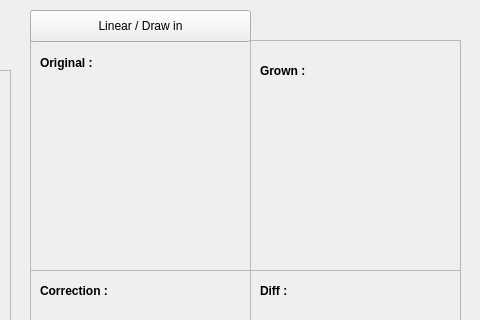
Before: the Qt Designer form ui/tamanoir.ui in cseyve/tamanoir, drawn with Qt 5; both pictures show x 510 to 990 and y 0 to 320 of the 990 by 640 pixel window.
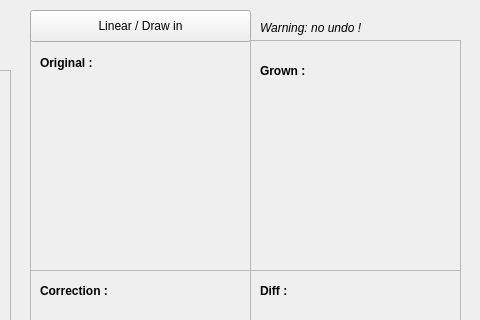
After: the same form once the commit is applied. Icons and pictures are not drawn. Custom widgets are drawn as their Qt base class.

What changed in the file:
```diff
--- a/ui/tamanoir.ui
+++ b/ui/tamanoir.ui
@@ -635,6 +635,61 @@
       <string>Linear / Draw in</string>
      </property>
     </widget>
+    <widget class="QLabel" name="label_3" >
+     <property name="geometry" >
+      <rect>
+       <x>240</x>
+       <y>7</y>
+       <width>201</width>
+       <height>21</height>
+      </rect>
+     </property>
+     <property name="palette" >
+      <palette>
+       <active>
+        <colorrole role="Text" >
+         <brush brushstyle="SolidPattern" >
+          <color alpha="255" >
+           <red>198</red>
+           <green>0</green>
+           <blue>0</blue>
+          </color>
+         </brush>
+        </colorrole>
+       </active>
+       <inactive>
+        <colorrole role="Text" >
+         <brush brushstyle="SolidPattern" >
+          <color alpha="255" >
+           <red>198</red>
+           <green>0</green>
+           <blue>0</blue>
+          </color>
+         </brush>
+        </colorrole>
+       </inactive>
+       <disabled>
+        <colorrole role="Text" >
+         <brush brushstyle="SolidPattern" >
+          <color alpha="255" >
+           <red>69</red>
+           <green>69</green>
+           <blue>69</blue>
+          </color>
+         </brush>
+        </colorrole>
+       </disabled>
+      </palette>
+     </property>
+     <property name="font" >
+      <font>
+       <italic>true</italic>
+      </font>
+     </property>
+     <property name="text" >
+      <string>Warning: no undo !</string>
+     </property>
+    </widget>
    </widget>
   </widget>
   <widget class="QStatusBar" name="statusbar" />
```
